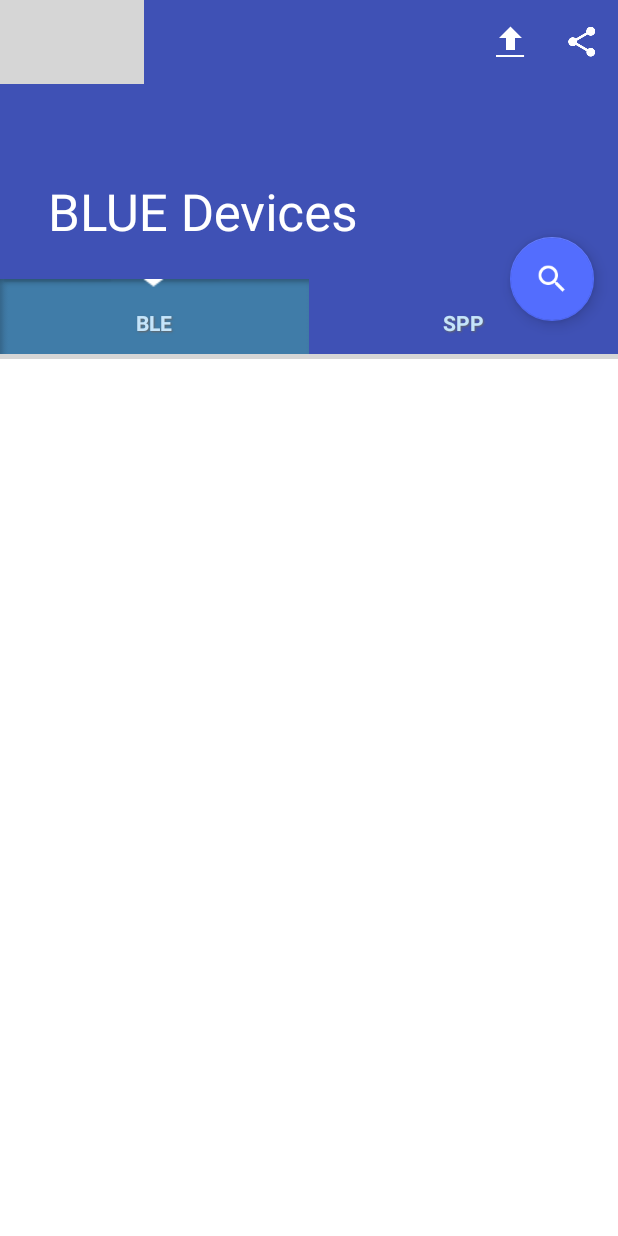
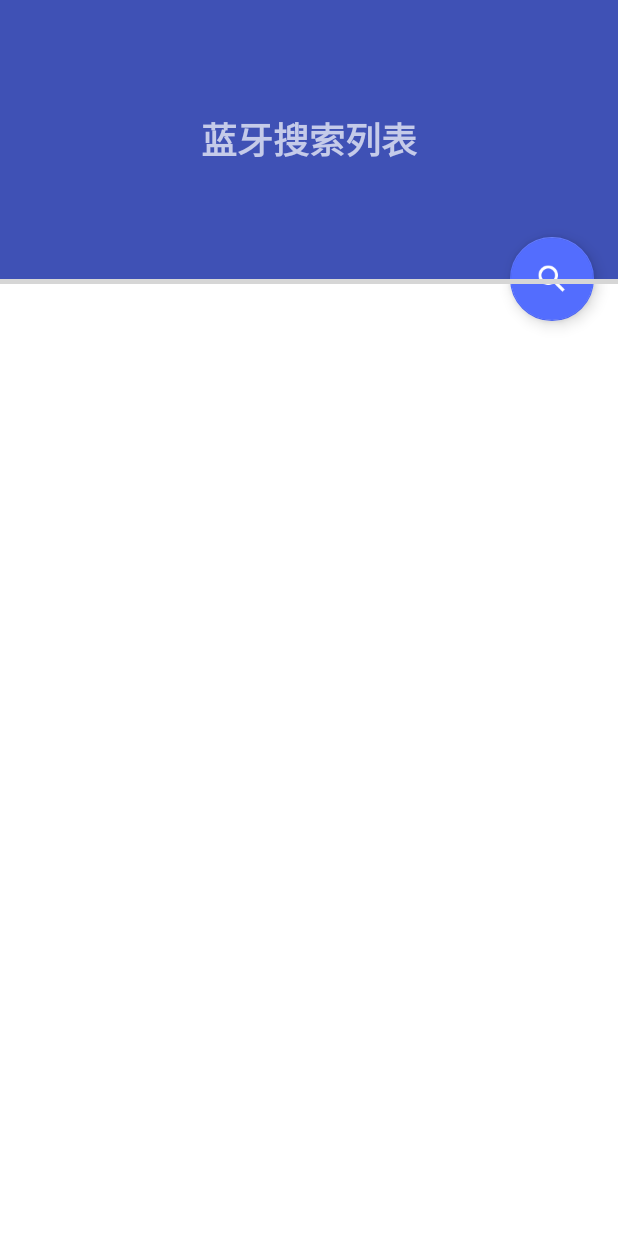
Before and after one commit to liangperfect/BluePro, an Android app: the screen it shows after launch (MainActivity), on a phone screen of 412 x 824 dp. Run offline under Robolectric (Android 15) with nearby library versions, the phone set to English and light mode, and no system bars; our stand-ins replace ButterKnife; grey boxes are pictures that could not be loaded.

Commit message:
1.主界面的连接界面修改

```diff
--- a/app/src/main/java/com/vitalong/bluetest2/GattDetailActivity.java
+++ b/app/src/main/java/com/vitalong/bluetest2/GattDetailActivity.java
@@ -744,7 +744,6 @@ public class GattDetailActivity extends MyBaseActivity {
         }
 
         if (isHexSend) {
-            Log.d("chenliang", "updateWrite  isHexSend true");
             text = text.replace(" ", "");
             if (!Utils.isRightHexStr(text)) {
                 AnimateUtils.shake(etWrite);
@@ -753,7 +752,6 @@ public class GattDetailActivity extends MyBaseActivity {
             byte[] array = Utils.hexStringToByteArray(text);
             writeCharacteristic(writeCharacteristic, array);
         } else {
-            Log.d("chenliang", "updateWrite  isHexSend false");
             if (Utils.isAtCmd(text))
                 text = text + "\r\n";
             try {
--- a/app/src/main/java/com/vitalong/bluetest2/MainActivity.java
+++ b/app/src/main/java/com/vitalong/bluetest2/MainActivity.java
@@ -53,7 +53,7 @@ import me.drakeet.materialdialog.MaterialDialog;
 
 
 @TargetApi(Build.VERSION_CODES.LOLLIPOP)
-public class MainActivity extends MyBaseActivity implements BleFragment.OnRunningAppRefreshListener,View.OnClickListener {
+public class MainActivity extends MyBaseActivity implements BleFragment.OnRunningAppRefreshListener, View.OnClickListener {
     @Bind(R.id.coll_toolbar)
     CollapsingToolbarLayout collapsingToolbarLayout;
     private static BluetoothAdapter mBluetoothAdapter;
@@ -62,9 +62,11 @@ public class MainActivity extends MyBaseActivity implements BleFragment.OnRunnin
     private ViewPager vpContainer;
     private RadioGroup rgTabButtons;
     private int mCurrentFragment;
+    //    private String[] fragmetns = new String[]{
+//            BleFragment.class.getName(),
+//            SppFragment.class.getName()};
     private String[] fragmetns = new String[]{
-            BleFragment.class.getName(),
-            SppFragment.class.getName()};
+            BleFragment.class.getName()};
     private MDevice mDevice;
     private String mode;
     /**
@@ -130,6 +132,7 @@ public class MainActivity extends MyBaseActivity implements BleFragment.OnRunnin
 
     /**
      * onCreate 入口
+     *
      * @param savedInstanceState
      */
     protected void onCreate(Bundle savedInstanceState) {
@@ -158,7 +161,7 @@ public class MainActivity extends MyBaseActivity implements BleFragment.OnRunnin
 
     @Override
     public void onClick(View view) {
-        switch (view.getId()){
+        switch (view.getId()) {
             //搜索按钮点击事件
             case R.id.fab_search:
                 SharedPreferences mSharedPreferences = getSharedPreferences("mode", MainActivity.MODE_PRIVATE);
@@ -198,7 +201,7 @@ public class MainActivity extends MyBaseActivity implements BleFragment.OnRunnin
     }
 
     /**
-     * 初始化服务
+     * 初始化服务，用于连接蓝牙，发送数据，接收数据
      */
     private void initService() {
         Intent gattServiceIntent = new Intent(getApplicationContext(),
@@ -262,7 +265,7 @@ public class MainActivity extends MyBaseActivity implements BleFragment.OnRunnin
                     //准备列表视图并开始扫描
                     if (mode.equals("SPP")) {
                         doDiscovery();
-                    }else if (mode.equals("BLE")){
+                    } else if (mode.equals("BLE")) {
                         onRefresh();
                     }
                 }
@@ -300,19 +303,20 @@ public class MainActivity extends MyBaseActivity implements BleFragment.OnRunnin
     private void initView() {
         // 获得ViewPager
         vpContainer = (ViewPager) findViewById(R.id.vpContainer);
-        revealSearchView = (RevealSearchView)findViewById(R.id.realsearchiew);
-        revealBackgroundView = (RevealBackgroundView)findViewById(R.id.reveal_background_view);
+        revealSearchView = (RevealSearchView) findViewById(R.id.realsearchiew);
+        revealBackgroundView = (RevealBackgroundView) findViewById(R.id.reveal_background_view);
         tvSearchDeviceCount = (TextView) findViewById(R.id.tv_search_device_count);
-        rlSearchInfo = (RelativeLayout)findViewById(R.id.rl_search_info);
-        fabSearch = (FloatingActionButton)findViewById(R.id.fab_search);
+        rlSearchInfo = (RelativeLayout) findViewById(R.id.rl_search_info);
+        fabSearch = (FloatingActionButton) findViewById(R.id.fab_search);
         stopSearching = (Button) findViewById(R.id.btn_stop_searching);
     }
+
     /**
      * 初始化blefragment
      */
     private void initbleFragment() {
         //获的recyclerView
-        recyclerView = (RecyclerView)findViewById(R.id.recycleviewble);
+        recyclerView = (RecyclerView) findViewById(R.id.recycleviewble);
         //给recyclerView   设置布局样式
         LinearLayoutManager llm = new LinearLayoutManager(this);
         recyclerView.setLayoutManager(llm);
@@ -325,9 +329,11 @@ public class MainActivity extends MyBaseActivity implements BleFragment.OnRunnin
                 adapter.setDelayStartAnimation(false);
                 return false;
             }
+
             public void onTouchEvent(RecyclerView rv, MotionEvent e) {
 
             }
+
             public void onRequestDisallowInterceptTouchEvent(boolean disallowIntercept) {
 
             }
@@ -379,7 +385,7 @@ public class MainActivity extends MyBaseActivity implements BleFragment.OnRunnin
      */
     private void scanPrevious21Version() {
         //10秒后停止扫描
-        hander.postDelayed(stopScanRunnable,10000);
+        hander.postDelayed(stopScanRunnable, 10000);
         mBluetoothAdapter.startLeScan(mLeScanCallback);
     }
 
@@ -391,7 +397,7 @@ public class MainActivity extends MyBaseActivity implements BleFragment.OnRunnin
         @Override
         public void onLeScan(final BluetoothDevice device, final int rssi,
                              byte[] scanRecord) {
-           runOnUiThread(new Runnable() {
+            runOnUiThread(new Runnable() {
                 public void run() {
                     MDevice mDev = new MDevice(device, rssi);
                     if (list.contains(mDev))
@@ -432,6 +438,7 @@ public class MainActivity extends MyBaseActivity implements BleFragment.OnRunnin
 
 
     }
+
     /**
      * ble 搜索动画启动
      */
@@ -477,7 +484,7 @@ public class MainActivity extends MyBaseActivity implements BleFragment.OnRunnin
         //如果是连接状态，断开，重新连接
         if (BluetoothLeService.getConnectionState() != BluetoothLeService.STATE_DISCONNECTED)
             BluetoothLeService.disconnect();
-        BluetoothLeService.connect(currentDevAddress, currentDevName,this);
+        BluetoothLeService.connect(currentDevAddress, currentDevName, this);
     }
 
 
@@ -515,6 +522,7 @@ public class MainActivity extends MyBaseActivity implements BleFragment.OnRunnin
     protected void onDestroy() {
         super.onDestroy();
     }
+
     /**
      * 初始化view pager
      */
@@ -535,7 +543,6 @@ public class MainActivity extends MyBaseActivity implements BleFragment.OnRunnin
             // fragment.refresh();
         }
     }
-
 
 
     class KickerFragmentAdapter extends FragmentPagerAdapter {
--- a/app/src/main/res/layout/activity_characteristics.xml
+++ b/app/src/main/res/layout/activity_characteristics.xml
@@ -18,12 +18,14 @@
             android:dividerHeight="0dp"
             android:background="@android:color/white"
             android:divider="@android:color/transparent"
+            tools:visibility="visible"
             android:visibility="gone"/>
         <View
             android:id="@+id/view_shadow"
             android:layout_width="match_parent"
             android:layout_height="3dp"
             android:background="@drawable/shape_shade_bottom"
+            tools:visibility="visible"
             android:visibility="gone"/>
         <View
             android:id="@+id/view_filter"
--- a/app/src/main/res/layout/activity_main.xml
+++ b/app/src/main/res/layout/activity_main.xml
@@ -1,7 +1,6 @@
 <?xml version="1.0" encoding="utf-8"?>
 
-<androidx.coordinatorlayout.widget.CoordinatorLayout
-    xmlns:android="http://schemas.android.com/apk/res/android"
+<androidx.coordinatorlayout.widget.CoordinatorLayout xmlns:android="http://schemas.android.com/apk/res/android"
     xmlns:app="http://schemas.android.com/apk/res-auto"
     xmlns:tools="http://schemas.android.com/tools"
     android:id="@+id/cl_content"
@@ -28,25 +27,37 @@
                 android:layout_width="match_parent"
                 android:layout_height="?attr/actionBarSize"
                 android:fitsSystemWindows="true"
+                android:titleTextColor="@android:color/white"
+                android:visibility="gone"
                 app:layout_collapseMode="pin"
-                android:titleTextColor="@android:color/white"
-                app:popupTheme="@style/ThemeOverlay.AppCompat.Light">
-            </androidx.appcompat.widget.Toolbar>
+                app:popupTheme="@style/ThemeOverlay.AppCompat.Light"></androidx.appcompat.widget.Toolbar>
+
+            <androidx.appcompat.widget.AppCompatTextView
+                android:layout_width="match_parent"
+                android:layout_height="match_parent"
+                android:gravity="center"
+                android:text="蓝牙搜索列表"
+                android:textSize="24sp"
+                android:textStyle="bold" />
 
 
         </com.google.android.material.appbar.CollapsingToolbarLayout>
 
     </com.google.android.material.appbar.AppBarLayout>
+
     <RelativeLayout
         android:id="@+id/view_pager"
         android:layout_width="match_parent"
         android:layout_height="match_parent"
         app:layout_behavior="@string/appbar_scrolling_view_behavior">
+
         <RadioGroup
             android:id="@+id/rgTabButtons"
             android:layout_width="match_parent"
             android:layout_height="wrap_content"
-            android:orientation="horizontal" >
+            android:orientation="horizontal"
+            android:visibility="gone">
+
             <RadioButton
                 android:id="@+id/rbRunningApp"
                 style="@style/MainTags"
@@ -54,6 +65,7 @@
                 android:layout_height="match_parent"
                 android:layout_weight="1"
                 android:text="@string/tag_running_app" />
+
             <RadioButton
                 android:id="@+id/rbRunningService"
                 style="@style/MainTags"
@@ -62,13 +74,12 @@
                 android:layout_weight="1"
                 android:text="@string/tag_running_service" />
         </RadioGroup>
+
         <androidx.viewpager.widget.ViewPager
-            android:layout_marginTop="50dp"
-            android:background="#fff"
             android:id="@+id/vpContainer"
             android:layout_width="match_parent"
             android:layout_height="match_parent"
-            >
+            android:background="#fff">
 
         </androidx.viewpager.widget.ViewPager>
 
@@ -96,14 +107,14 @@
         android:layout_width="match_parent"
         android:layout_height="match_parent"
         android:background="@android:color/transparent"
-        android:visibility="gone"/>
+        android:visibility="gone" />
 
     <com.vitalong.bluetest2.views.RevealSearchView
         android:id="@+id/realsearchiew"
         android:layout_width="match_parent"
         android:layout_height="match_parent"
         android:background="@android:color/transparent"
-        android:visibility="gone"/>
+        android:visibility="gone" />
 
     <com.google.android.material.floatingactionbutton.FloatingActionButton
         android:id="@+id/fab_search"
@@ -111,10 +122,10 @@
         android:layout_height="wrap_content"
         android:layout_marginRight="16dp"
         android:src="@mipmap/ic_search_white_36dp"
+        app:elevation="6dp"
         app:layout_anchor="@id/app_bar"
         app:layout_anchorGravity="bottom|right|end"
-        app:elevation="6dp"
-        app:pressedTranslationZ="12dp"/>
+        app:pressedTranslationZ="12dp" />
 
 
     <RelativeLayout
@@ -122,6 +133,7 @@
         android:layout_width="match_parent"
         android:layout_height="match_parent"
         android:visibility="gone">
+
         <TextView
             android:id="@+id/tv_searching"
             android:layout_width="wrap_content"
```
Also changed, not shown: app/src/main/java/com/vitalong/bluetest2/BlueToothLeService/BluetoothLeService.java (+11 -15 lines), app/src/main/java/com/vitalong/bluetest2/CharacteristicsActivity.java (+8 -8 lines), app/src/main/java/com/vitalong/bluetest2/MyApplication.java (+4 -4 lines), app/src/main/java/com/vitalong/bluetest2/ServicesActivity.java (+27 -28 lines), app/src/main/res/layout/activity_gatt_detail.xml (+38 -31 lines).
